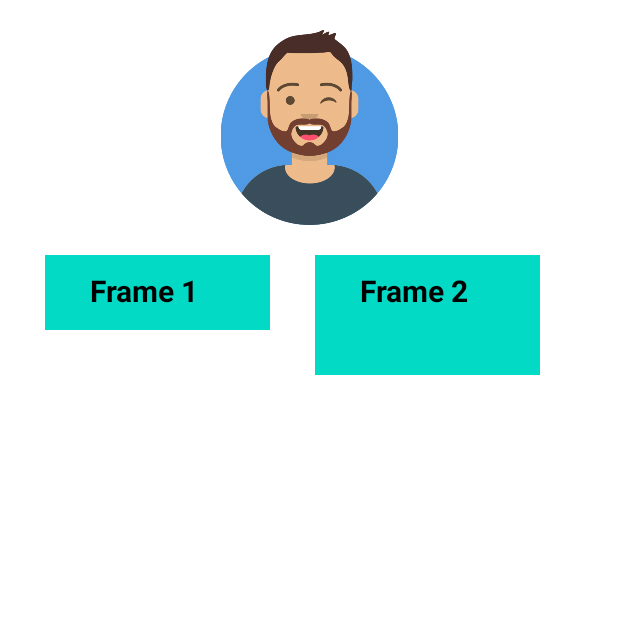
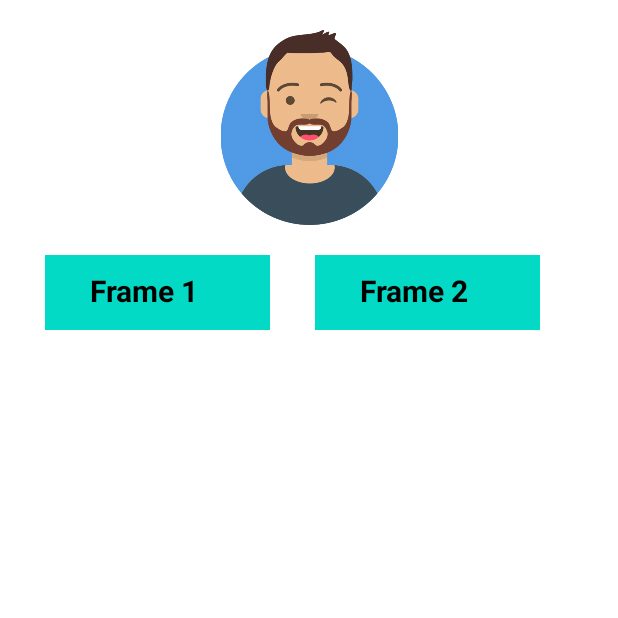
Before and after one commit to YudizBhavik/demo_app, an Android app: the screen it shows after launch (Second_Task), on a phone screen of 412 x 824 dp, the top half of it. Run offline under Robolectric (Android 15) with nearby library versions, the light colour scheme and no system bars.

Commit message:
height changed

```diff
--- a/app/src/main/res/layout/activity_second_task.xml
+++ b/app/src/main/res/layout/activity_second_task.xml
@@ -51,7 +51,7 @@
         app:layout_constraintTop_toBottomOf="@id/frame_img"
         app:layout_constraintStart_toEndOf="@id/frame_1"
         android:layout_width="150dp"
-        android:layout_height="80dp"
+        android:layout_height="50dp"
         android:background="@color/teal_200">
         <TextView
             android:layout_width="match_parent"
```
